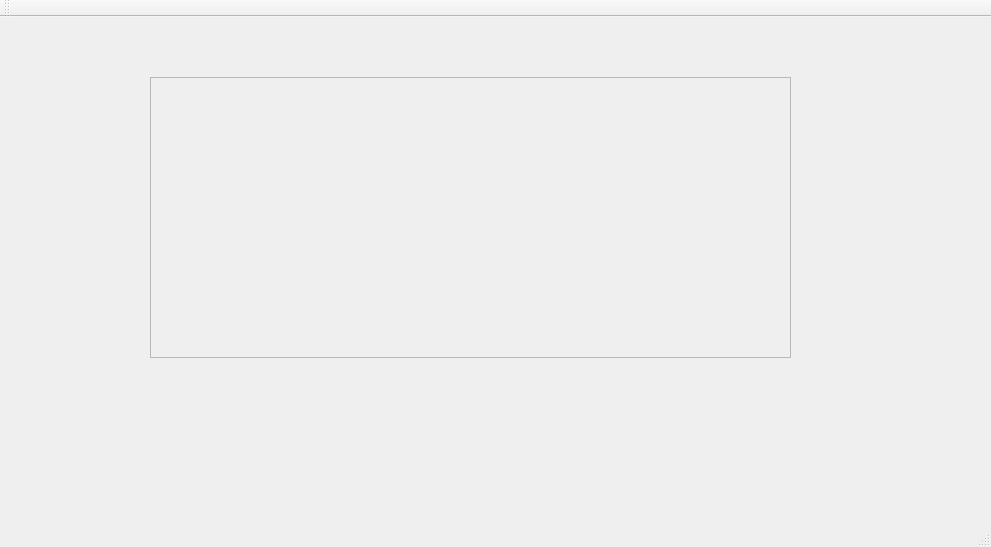
Before: the Qt Designer form Pokemom/Pokemom.ui in LowSugarCoke/Pokemon, drawn with Qt 5.
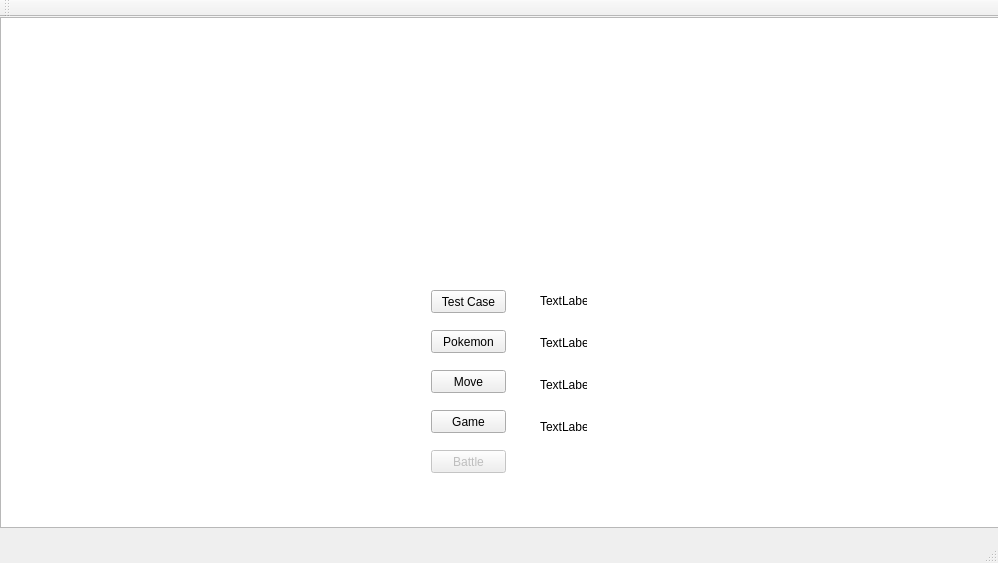
After: the same form once the commit is applied. Icons and pictures are not drawn.

Commit message:
feat(ui): add button and label in main game screen
* Add Test case, Pokemon, Move, Game, Battle button and corresponding label

```diff
--- a/Pokemom/Pokemom.ui
+++ b/Pokemom/Pokemom.ui
@@ -6,8 +6,8 @@
    <rect>
     <x>0</x>
     <y>0</y>
-    <width>991</width>
-    <height>547</height>
+    <width>998</width>
+    <height>563</height>
    </rect>
   </property>
   <property name="windowTitle">
@@ -20,15 +20,34 @@
    <property name="styleSheet">
     <string notr="true">        background-image: url(:/Pokemom/Resources/background.jpg); </string>
    </property>
+   <widget class="QPushButton" name="pb_test_case">
+    <property name="geometry">
+     <rect>
+      <x>431</x>
+      <y>273</y>
+      <width>75</width>
+      <height>23</height>
+     </rect>
+    </property>
+    <property name="text">
+     <string>Test Case</string>
+    </property>
+   </widget>
    <widget class="QFrame" name="frame">
     <property name="geometry">
      <rect>
-      <x>150</x>
-      <y>60</y>
-      <width>641</width>
-      <height>281</height>
+      <x>190</x>
+      <y>20</y>
+      <width>631</width>
+      <height>221</height>
      </rect>
     </property>
+    <property name="sizePolicy">
+     <sizepolicy hsizetype="Expanding" vsizetype="Expanding">
+      <horstretch>0</horstretch>
+      <verstretch>0</verstretch>
+     </sizepolicy>
+    </property>
     <property name="autoFillBackground">
      <bool>false</bool>
     </property>
@@ -39,12 +58,147 @@
     background-size: cover;</string>
     </property>
     <property name="frameShape">
-     <enum>QFrame::StyledPanel</enum>
+     <enum>QFrame::NoFrame</enum>
     </property>
     <property name="frameShadow">
      <enum>QFrame::Raised</enum>
     </property>
    </widget>
+   <widget class="QGraphicsView" name="graphicsView">
+    <property name="geometry">
+     <rect>
+      <x>0</x>
+      <y>0</y>
+      <width>1001</width>
+      <height>511</height>
+     </rect>
+    </property>
+    <property name="styleSheet">
+     <string notr="true">background-image: url(:/Pokemom/Resources/background.jpg); 
+background-repeat: no-repeat; 
+background-position: center; 
+background-attachment: fixed; 
+background-size: cover;</string>
+    </property>
+   </widget>
+   <widget class="QPushButton" name="pb_pokemom">
+    <property name="geometry">
+     <rect>
+      <x>431</x>
+      <y>313</y>
+      <width>75</width>
+      <height>23</height>
+     </rect>
+    </property>
+    <property name="text">
+     <string>Pokemon</string>
+    </property>
+   </widget>
+   <widget class="QPushButton" name="pb_move">
+    <property name="geometry">
+     <rect>
+      <x>431</x>
+      <y>353</y>
+      <width>75</width>
+      <height>23</height>
+     </rect>
+    </property>
+    <property name="text">
+     <string>Move</string>
+    </property>
+   </widget>
+   <widget class="QPushButton" name="pb_game">
+    <property name="geometry">
+     <rect>
+      <x>431</x>
+      <y>393</y>
+      <width>75</width>
+      <height>23</height>
+     </rect>
+    </property>
+    <property name="text">
+     <string>Game</string>
+    </property>
+   </widget>
+   <widget class="QPushButton" name="pb_battle">
+    <property name="enabled">
+     <bool>false</bool>
+    </property>
+    <property name="geometry">
+     <rect>
+      <x>431</x>
+      <y>433</y>
+      <width>75</width>
+      <height>23</height>
+     </rect>
+    </property>
+    <property name="text">
+     <string>Battle</string>
+    </property>
+   </widget>
+   <widget class="QLabel" name="label">
+    <property name="geometry">
+     <rect>
+      <x>540</x>
+      <y>276</y>
+      <width>47</width>
+      <height>16</height>
+     </rect>
+    </property>
+    <property name="text">
+     <string>TextLabel</string>
+    </property>
+   </widget>
+   <widget class="QLabel" name="label_2">
+    <property name="geometry">
+     <rect>
+      <x>540</x>
+      <y>318</y>
+      <width>47</width>
+      <height>16</height>
+     </rect>
+    </property>
+    <property name="text">
+     <string>TextLabel</string>
+    </property>
+   </widget>
+   <widget class="QLabel" name="label_3">
+    <property name="geometry">
+     <rect>
+      <x>540</x>
+      <y>360</y>
+      <width>47</width>
+      <height>16</height>
+     </rect>
+    </property>
+    <property name="text">
+     <string>TextLabel</string>
+    </property>
+   </widget>
+   <widget class="QLabel" name="label_5">
+    <property name="geometry">
+     <rect>
+      <x>540</x>
+      <y>402</y>
+      <width>47</width>
+      <height>16</height>
+     </rect>
+    </property>
+    <property name="text">
+     <string>TextLabel</string>
+    </property>
+   </widget>
+   <zorder>graphicsView</zorder>
+   <zorder>pb_test_case</zorder>
+   <zorder>frame</zorder>
+   <zorder>pb_pokemom</zorder>
+   <zorder>pb_move</zorder>
+   <zorder>pb_game</zorder>
+   <zorder>pb_battle</zorder>
+   <zorder>label</zorder>
+   <zorder>label_2</zorder>
+   <zorder>label_3</zorder>
+   <zorder>label_5</zorder>
   </widget>
   <widget class="QMenuBar" name="menuBar">
    <property name="geometry">
```
Left out of the diff: 5 changed lines with no effect on the pictures.
